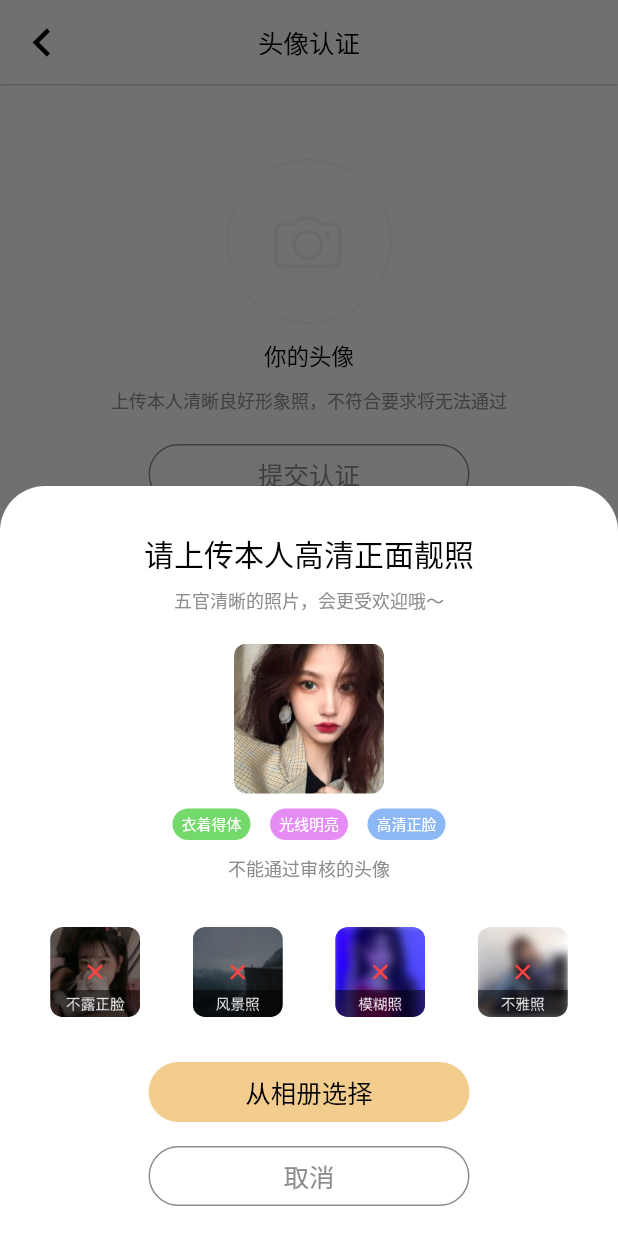
After one commit to 93skyHuang/untitled, a Flutter app: the AvatarVerifiedPage screen opened directly, after a tap on "提交认证", on a phone screen of 412 x 824 dp. The commit adds this screen. Run offline on Flutter 3.47's test engine with Material 2 defaults, Android fonts, the light colour scheme and no system bars; our stand-ins replace convert, dio, flutter_screenutil, fluttertoast, get, logger and 1 more; missing offline and left inert: encrypt, pointycastle; accounts and stored records are empty.

Commit message:
增加头像认证页面

```diff
--- /dev/null
+++ b/lib/page/mine/avatar/avatar_verified_page.dart
@@ -0,0 +1,271 @@
+import 'package:flutter/material.dart';
+import 'package:untitled/widget/custom_text.dart';
+
+class AvatarVerifiedPage extends StatefulWidget {
+  const AvatarVerifiedPage();
+
+  @override
+  State<AvatarVerifiedPage> createState() => _AvatarVerifiedPageState();
+}
+
+class _AvatarVerifiedPageState extends State<AvatarVerifiedPage> {
+  final TextEditingController idTextFieldController = TextEditingController();
+  final TextEditingController nameTextFieldController = TextEditingController();
+
+  @override
+  Widget build(BuildContext context) {
+    return Scaffold(
+      appBar: AppBar(
+        elevation: 0.5,
+        leading: new IconButton(
+            icon: Icon(Icons.chevron_left, size: 38, color: Colors.black),
+            onPressed: () {
+              Navigator.maybePop(context);
+            }),
+        title:
+            Text("头像认证", style: TextStyle(fontSize: 17, color: Colors.black)),
+        backgroundColor: Color(0xFFF5F5F5),
+        centerTitle: true,
+      ),
+      backgroundColor: Color(0xFFF5F5F5),
+      body: SingleChildScrollView(
+        child: Column(
+          crossAxisAlignment: CrossAxisAlignment.center,
+          children: <Widget>[
+            GestureDetector(
+              onTap: () {
+                showBottomOpen(context);
+              },
+              child: Container(
+                alignment: Alignment.center,
+                margin: EdgeInsets.only(top: 50, bottom: 10),
+                child: Image(
+                  image: AssetImage("assets/images/user_icon.png"),
+                ),
+              ),
+            ),
+            CustomText(
+              textAlign: Alignment.center,
+              text: '你的头像',
+              textStyle: TextStyle(fontSize: 15, color: Colors.black),
+            ),
+            CustomText(
+              textAlign: Alignment.center,
+              text: '上传本人清晰良好形象照，不符合要求将无法通过',
+              margin: EdgeInsets.only(top: 10, bottom: 20),
+              textStyle: TextStyle(fontSize: 12, color: Color(0xff8C8C8C)),
+            ),
+            GestureDetector(
+              onTap: () {
+                showBottomOpen(context);
+              },
+              child: Container(
+                width: 214,
+                height: 40,
+                alignment: Alignment.center,
+                decoration: new BoxDecoration(
+                  borderRadius: BorderRadius.all(Radius.circular(40.0)),
+                  border: new Border.all(width: 1, color: Color(0xff8C8C8C)),
+                ),
+                child: Text('提交认证',
+                    style: TextStyle(color: Color(0xff8C8C8C), fontSize: 17)),
+              ),
+            )
+          ],
+        ),
+      ),
+    );
+  }
+
+  void showBottomOpen(BuildContext context) {
+    showModalBottomSheet(
+        enableDrag: false,
+        elevation: 0,
+        isScrollControlled: true,
+        backgroundColor: Colors.transparent,
+        context: context,
+        builder: (context) {
+          return Container(
+              alignment: Alignment.bottomCenter,
+              child: Column(
+                mainAxisAlignment: MainAxisAlignment.end,
+                children: <Widget>[
+                  Expanded(
+                    child: Container(child: GestureDetector(
+                      onTap: () {
+                        Navigator.pop(context);
+                      },
+                    )),
+                  ),
+                  Container(
+                    padding:
+                        EdgeInsets.only(bottom: 20.0, left: 16.0, right: 16.0),
+                    width: double.infinity,
+                    alignment: Alignment.center,
+                    decoration: new BoxDecoration(
+                      color: Colors.white,
+                      borderRadius: BorderRadius.only(
+                          topLeft: Radius.circular(30.0),
+                          topRight: Radius.circular(30.0)),
+                    ),
+                    child: Column(children: <Widget>[
+                      CustomText(
+                        text: '请上传本人高清正面靓照',
+                        margin: EdgeInsets.only(top: 30),
+                        textAlign: Alignment.center,
+                        textStyle: TextStyle(fontSize: 20, color: Colors.black),
+                      ),
+                      CustomText(
+                        text: '五官清晰的照片，会更受欢迎哦～',
+                        margin: EdgeInsets.only(top: 7, bottom: 20),
+                        textAlign: Alignment.center,
+                        textStyle:
+                            TextStyle(fontSize: 12, color: Color(0xff8C8C8C)),
+                      ),
+                      ClipRRect(
+                        borderRadius: BorderRadius.circular(8),
+                        child: Image(
+                          image: AssetImage('assets/images/avatar_example.png'),
+                          width: 100,
+                          height: 100,
+                        ),
+                      ),
+                      Row(
+                        mainAxisAlignment: MainAxisAlignment.center,
+                        children: [
+                          Container(
+                              padding: EdgeInsets.only(
+                                  left: 6, right: 6, bottom: 4, top: 2),
+                              decoration: new BoxDecoration(
+                                color: Color(0xff74D96B),
+                                borderRadius:
+                                    BorderRadius.all(Radius.circular(16.0)),
+                              ),
+                              child: Text(
+                                "衣着得体",
+                                style: TextStyle(
+                                  fontSize: 10,
+                                  color: Colors.white,
+                                ),
+                              )),
+                          Container(
+                              margin: EdgeInsets.only(
+                                  left: 13, right: 13, top: 10, bottom: 10),
+                              padding: EdgeInsets.only(
+                                  left: 6, right: 6, bottom: 4, top: 2),
+                              decoration: new BoxDecoration(
+                                color: Color(0xffE58CF5),
+                                borderRadius:
+                                    BorderRadius.all(Radius.circular(16.0)),
+                              ),
+                              child: Text(
+                                "光线明亮",
+                                style: TextStyle(
+                                  fontSize: 10,
+                                  color: Colors.white,
+                                ),
+                              )),
+                          Container(
+                              padding: EdgeInsets.only(
+                                  left: 6, right: 6, bottom: 4, top: 2),
+                              decoration: new BoxDecoration(
+                                color: Color(0xff8CB8F5),
+                                borderRadius:
+                                    BorderRadius.all(Radius.circular(16.0)),
+                              ),
+                              child: Text(
+                                "高清正脸",
+                                style: TextStyle(
+                                  fontSize: 10,
+                                  color: Colors.white,
+                                ),
+                              )),
+                        ],
+                      ),
+                      CustomText(
+                        text: '不能通过审核的头像',
+                        margin: EdgeInsets.only(bottom: 30),
+                        textAlign: Alignment.center,
+                        textStyle:
+                            TextStyle(fontSize: 12, color: Color(0xff8C8C8C)),
+                      ),
+                      Row(
+                          mainAxisAlignment: MainAxisAlignment.spaceAround,
+                          children: [
+                            ClipRRect(
+                              borderRadius: BorderRadius.circular(8),
+                              child: Image(
+                                image:
+                                    AssetImage('assets/images/avatar_etc1.png'),
+                                width: 60,
+                                height: 60,
+                              ),
+                            ),
+                            ClipRRect(
+                              borderRadius: BorderRadius.circular(8),
+                              child: Image(
+                                image:
+                                    AssetImage('assets/images/avatar_etc2.png'),
+                                width: 60,
+                                height: 60,
+                              ),
+                            ),
+                            ClipRRect(
+                              borderRadius: BorderRadius.circular(8),
+                              child: Image(
+                                image:
+                                    AssetImage('assets/images/avatar_etc3.png'),
+                                width: 60,
+                                height: 60,
+                              ),
+                            ),
+                            ClipRRect(
+                              borderRadius: BorderRadius.circular(8),
+                              child: Image(
+                                image:
+                                    AssetImage('assets/images/avatar_etc4.png'),
+                                width: 60,
+                                height: 60,
+                              ),
+                            ),
+                          ]),
+                      GestureDetector(
+                        onTap: () {
+                          showBottomOpen(context);
+                        },
+                        child: Container(
+                          width: 214,
+                          height: 40,
+                          margin: EdgeInsets.only(top: 30,bottom: 16),
+                          decoration: new BoxDecoration(
+                            borderRadius: BorderRadius.all(Radius.circular(40.0)),
+                            color: Color(0xffF3CD8E),
+                          ),
+                          alignment: Alignment.center,
+                          child: Text('从相册选择',
+                              style: TextStyle(color: Colors.black, fontSize: 17)),
+                        ),
+                      ),
+                      GestureDetector(
+                        onTap: () {
+                          showBottomOpen(context);
+                        },
+                        child: Container(
+                          width: 214,
+                          height: 40,
+                          alignment: Alignment.center,
+                          decoration: new BoxDecoration(
+                            borderRadius: BorderRadius.all(Radius.circular(40.0)),
+                            border: new Border.all(width: 1, color: Color(0xff8C8C8C)),
+                          ),
+                          child: Text('取消',
+                              style: TextStyle(color: Color(0xff8C8C8C), fontSize: 17)),
+                        ),
+                      )
+                    ]),
+                  ),
+                ],
+              ));
+        });
+  }
+}
--- a/lib/page/mine/mine_page.dart
+++ b/lib/page/mine/mine_page.dart
@@ -1,6 +1,7 @@
 import 'package:flutter/material.dart';
 import 'package:get/get_core/src/get_main.dart';
 import 'package:get/get_navigation/src/extension_navigation.dart';
+import 'package:untitled/basic/include.dart';
 import 'package:untitled/page/mine/setting_page.dart';
 import 'package:untitled/page/mine/verify_center_page.dart';
 import 'package:untitled/page/mine/vip/vip_page.dart';
@@ -252,10 +253,10 @@ class _MinePageState extends State<MinePage> {
             ),
             Container(
                 height: 84,
+                width: double.infinity,
+                alignment: Alignment.bottomCenter,
                 margin:
                     EdgeInsets.only(left: 16, right: 16, top: 10, bottom: 16),
-                padding:
-                    EdgeInsets.only(left: 10, right: 10, bottom: 20, top: 20),
                 decoration: new BoxDecoration(
                   color: Colors.white,
                   borderRadius: BorderRadius.all(Radius.circular(8.0)),
@@ -289,7 +290,7 @@ class _MinePageState extends State<MinePage> {
               height: 70,
               margin: EdgeInsets.only(left: 16, right: 16, bottom: 16),
               padding:
-                  EdgeInsets.only(left: 10, right: 10, bottom: 16, top: 16),
+                  EdgeInsets.only(left: 10, right: 10,),
               decoration: new BoxDecoration(
                 color: Color(0xff3E321E),
                 borderRadius: BorderRadius.all(Radius.circular(8.0)),
@@ -331,8 +332,7 @@ class _MinePageState extends State<MinePage> {
                             fontSize: 12,
                             color: Colors.black,
                           ),
-                        ))
-                    ,
+                        )),
                   )
                 ],
               ),
@@ -345,8 +345,6 @@ class _MinePageState extends State<MinePage> {
             Container(
               height: 240,
               margin: EdgeInsets.only(left: 16, right: 16, top: 10, bottom: 16),
-              padding:
-                  EdgeInsets.only(left: 10, right: 10, bottom: 20, top: 20),
               decoration: new BoxDecoration(
                 color: Colors.white,
                 borderRadius: BorderRadius.all(Radius.circular(8.0)),
--- a/lib/page/mine/verify_center_page.dart
+++ b/lib/page/mine/verify_center_page.dart
@@ -4,6 +4,8 @@ import 'package:get/get_navigation/src/extension_navigation.dart';
 import 'package:untitled/page/mine/verified_page.dart';
 import 'package:untitled/widget/custom_text.dart';
 import 'package:untitled/widget/item_menu.dart';
+
+import 'avatar/avatar_verified_page.dart';
 
 class VerifyCenterPage extends StatefulWidget {
   const VerifyCenterPage();
@@ -35,15 +37,15 @@ class _VerifyCenterPageState extends State<VerifyCenterPage> {
           children: <Widget>[
             Container(
                 height: 220,
+                alignment: Alignment.center,
                 margin:
                     EdgeInsets.only(left: 16, right: 16, top: 10, bottom: 16),
-                padding:
-                    EdgeInsets.only(left: 10, right: 10, bottom: 20, top: 20),
                 decoration: new BoxDecoration(
                   color: Colors.white,
                   borderRadius: BorderRadius.all(Radius.circular(20.0)),
                 ),
                 child: Column(
+                  mainAxisSize: MainAxisSize.min,
                   children: [
                     Text('实名认证',
                         style: TextStyle(fontSize: 16, color: Colors.black)),
@@ -76,7 +78,7 @@ class _VerifyCenterPageState extends State<VerifyCenterPage> {
                     ),
                     GestureDetector(
                       onTap: (){
-                        Get.to(()=>VerifiedPage());
+                        Get.to(()=>AvatarVerifiedPage());
                       },
                       child:Container(
                           height: 40,
--- a/lib/page/mine/vip/vip_page.dart
+++ b/lib/page/mine/vip/vip_page.dart
@@ -1,10 +1,6 @@
-import 'dart:io';
 import 'package:flutter/gestures.dart';
 import 'package:flutter/material.dart';
-import 'package:flutter_screenutil/flutter_screenutil.dart';
-import 'package:untitled/basic/common_config.dart';
 import 'package:untitled/widget/custom_text.dart';
-import 'package:untitled/widgets/click_specitied_string_text.dart';
 
 class VipPage extends StatefulWidget {
   const VipPage();
--- a/lib/widget/item_menu.dart
+++ b/lib/widget/item_menu.dart
@@ -26,9 +26,11 @@ class ItemMenuState extends State<ItemMenu> {
   @override
   Widget build(BuildContext context) {
     return Container(
+      alignment: Alignment.center,
       child: GestureDetector(
         onTap: this.widget.onPressed,
         child: Column(
+          mainAxisSize: MainAxisSize.min,
           children: [
             Image(
               image: AssetImage(this.widget.img),
```
Also changed, not shown: assets/images/2.0x/avatar_etc1.png (added), assets/images/2.0x/avatar_etc2.png (added), assets/images/2.0x/avatar_etc3.png (added), assets/images/2.0x/avatar_etc4.png (added), assets/images/2.0x/avatar_example.png (added), assets/images/3.0x/avatar_etc1.png (added), assets/images/3.0x/avatar_etc2.png (added), assets/images/3.0x/avatar_etc3.png (added), assets/images/3.0x/avatar_etc4.png (added), assets/images/3.0x/avatar_example.png (added), assets/images/avatar_etc1.png (added), assets/images/avatar_etc2.png (added), assets/images/avatar_etc3.png (added), assets/images/avatar_etc4.png (added), 1 more files.
